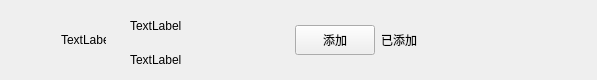
Old version of the form applyfrienditem.ui in the repository MrKong666/kchat.
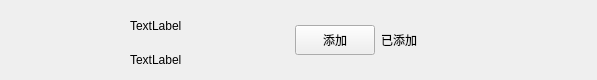
New version of the form. Custom widgets are drawn as their Qt base class.

Diff of the .ui file:
```diff
--- a/applyfrienditem.ui
+++ b/applyfrienditem.ui
@@ -60,7 +60,7 @@
       </size>
      </property>
      <property name="text">
-      <string>TextLabel</string>
+      <string/>
      </property>
     </widget>
    </item>
```
